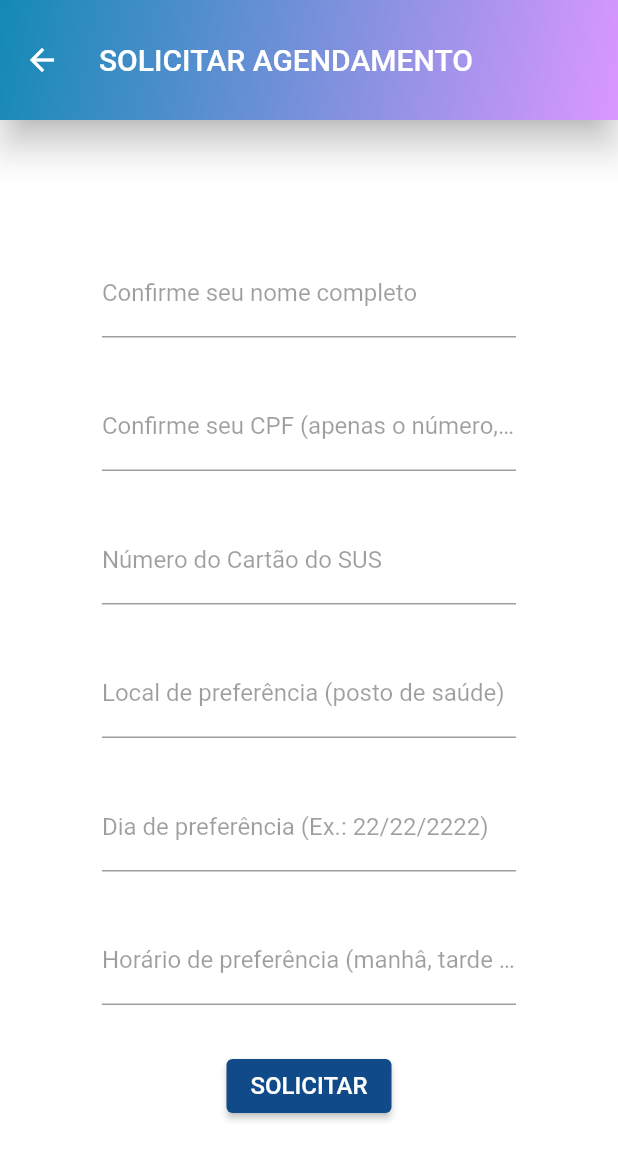
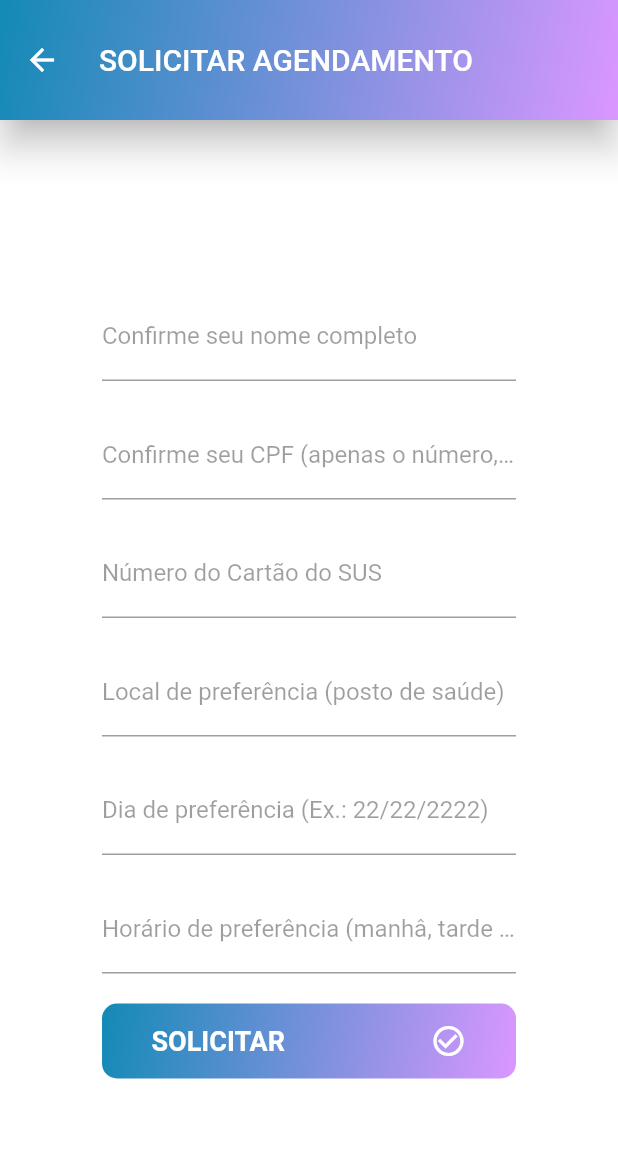
Before and after one commit to clari34/agendamento-de-vacina, a Flutter app: the OpPage screen opened directly, after a tap on "SOLICITAR AGENDAMENTO", on a phone screen of 412 x 824 dp. Shown: the top 1160 px of the screen. Run offline on Flutter 3.47's test engine with Material 2 defaults, Android fonts, the phone set to English and light mode, and no system bars.

Commit message:
Modificando button

```diff
--- a/lib/op_agendamento.dart
+++ b/lib/op_agendamento.dart
@@ -56,28 +56,93 @@ class _OpPageState extends State<OpPage> {
             padding: const EdgeInsets.all(8.0),
             child:
                 Column(mainAxisAlignment: MainAxisAlignment.center, children: [
-              SizedBox(height: 30),
-              ElevatedButton(
-                style: ElevatedButton.styleFrom(primary: Color(0xFF104A89)),
+              Container(
+                height: 50,
+                alignment: Alignment.centerLeft,
+                decoration: BoxDecoration(
+                  gradient: LinearGradient(
+                    begin: Alignment.bottomRight,
+                    end: Alignment.topLeft,
+                    colors: [Color(0xFFDA97FF), Color(0xFF138AB6)],
+                  ),
+                  borderRadius: BorderRadius.all(
+                    Radius.circular(10),
+                  ),
+                ),
+                child: SizedBox.expand(
+                    child: TextButton(
                   onPressed: () {
                     Navigator.push(
                       context,
                       MaterialPageRoute(builder: (context) => AgendPage()),
                     );
                   },
+                  child: Row(
+                    mainAxisAlignment: MainAxisAlignment.spaceBetween,
+                    children: <Widget>[
+                      Padding(
+                        padding: EdgeInsets.only(left: 25),
                         child: Text(
                           'SOLICITAR AGENDAMENTO',
-                  style: TextStyle(color: Colors.white, fontSize: 16),
+                          style: TextStyle(
+                              fontWeight: FontWeight.bold,
+                              color: Colors.white,
+                              fontSize: 18),
+                          textAlign: TextAlign.left,
                         ),
                       ),
-              SizedBox(height: 30),
-              ElevatedButton(
-                style: ElevatedButton.styleFrom(primary: Color(0xFF104A89)),
+                      Padding(
+                        padding: EdgeInsets.only(right: 25),
+                        child: Icon(
+                          Icons.today,
+                          color: Colors.white,
+                        ),
+                      )
+                    ],
+                  ),
+                )),
+              ),
+              SizedBox(height: 40),
+              Container(
+                height: 50,
+                alignment: Alignment.centerLeft,
+                decoration: BoxDecoration(
+                  gradient: LinearGradient(
+                    begin: Alignment.bottomRight,
+                    end: Alignment.topLeft,
+                    colors: [Color(0xFFDA97FF), Color(0xFF138AB6)],
+                  ),
+                  borderRadius: BorderRadius.all(
+                    Radius.circular(10),
+                  ),
+                ),
+                child: SizedBox.expand(
+                    child: TextButton(
                   onPressed: () {},
+                  child: Row(
+                    mainAxisAlignment: MainAxisAlignment.spaceBetween,
+                    children: <Widget>[
+                      Padding(
+                        padding: EdgeInsets.only(left: 25),
                         child: Text(
                           'VER AGENDAMENTO',
-                  style: TextStyle(color: Colors.white, fontSize: 16),
+                          style: TextStyle(
+                              fontWeight: FontWeight.bold,
+                              color: Colors.white,
+                              fontSize: 18),
+                          textAlign: TextAlign.left,
                         ),
+                      ),
+                      Padding(
+                        padding: EdgeInsets.only(right: 25),
+                        child: Icon(
+                          Icons.perm_contact_calendar,
+                          color: Colors.white,
+                        ),
+                      )
+                    ],
+                  ),
+                )),
               ),
             ]),
           ),
--- a/lib/solicitacao.dart
+++ b/lib/solicitacao.dart
@@ -68,7 +68,7 @@ class _AgendPageState extends State<AgendPage> {
                   fontSize: 16,
                 ),
               ),
-              SizedBox(height: 30),
+              SizedBox(height: 20),
               TextField(
                 keyboardType: TextInputType.number,
                 decoration: InputDecoration(
@@ -83,7 +83,7 @@ class _AgendPageState extends State<AgendPage> {
                   fontSize: 16,
                 ),
               ),
-              SizedBox(height: 30),
+              SizedBox(height: 20),
               TextField(
                 keyboardType: TextInputType.number,
                 decoration: InputDecoration(
@@ -97,7 +97,7 @@ class _AgendPageState extends State<AgendPage> {
                   fontSize: 16,
                 ),
               ),
-              SizedBox(height: 30),
+              SizedBox(height: 20),
               TextField(
                 keyboardType: TextInputType.name,
                 decoration: InputDecoration(
@@ -111,7 +111,7 @@ class _AgendPageState extends State<AgendPage> {
                   fontSize: 16,
                 ),
               ),
-              SizedBox(height: 30),
+              SizedBox(height: 20),
               TextField(
                 keyboardType: TextInputType.datetime,
                 decoration: InputDecoration(
@@ -125,7 +125,7 @@ class _AgendPageState extends State<AgendPage> {
                   fontSize: 16,
                 ),
               ),
-              SizedBox(height: 30),
+              SizedBox(height: 20),
               TextField(
                 keyboardType: TextInputType.name,
                 decoration: InputDecoration(
@@ -139,14 +139,47 @@ class _AgendPageState extends State<AgendPage> {
                   fontSize: 16,
                 ),
               ),
-              SizedBox(height: 30),
-              ElevatedButton(
-                style: ElevatedButton.styleFrom(primary: Color(0xFF104A89)),
-                onPressed: () {},
-                child: Text(
-                  'SOLICITAR',
-                  style: TextStyle(color: Colors.white, fontSize: 16),
+              SizedBox(height: 20),
+              Container(
+                height: 50,
+                alignment: Alignment.centerLeft,
+                decoration: BoxDecoration(
+                  gradient: LinearGradient(
+                    begin: Alignment.bottomRight,
+                    end: Alignment.topLeft,
+                    colors: [Color(0xFFDA97FF), Color(0xFF138AB6)],
+                  ),
+                  borderRadius: BorderRadius.all(
+                    Radius.circular(10),
+                  ),
                 ),
+                child: SizedBox.expand(
+                    child: TextButton(
+                  onPressed: () {},
+                  child: Row(
+                    mainAxisAlignment: MainAxisAlignment.spaceBetween,
+                    children: <Widget>[
+                      Padding(
+                        padding: EdgeInsets.only(left: 25),
+                        child: Text(
+                          'SOLICITAR',
+                          style: TextStyle(
+                              fontWeight: FontWeight.bold,
+                              color: Colors.white,
+                              fontSize: 18),
+                          textAlign: TextAlign.left,
+                        ),
+                      ),
+                      Padding(
+                        padding: EdgeInsets.only(right: 25),
+                        child: Icon(
+                          Icons.check_circle_outline,
+                          color: Colors.white,
+                        ),
+                      )
+                    ],
+                  ),
+                )),
               ),
             ]),
           ),
```
Also changed, not shown: lib/cadastro.dart (+45 -12 lines). Lines whose indentation alone changed are shown as unchanged.
